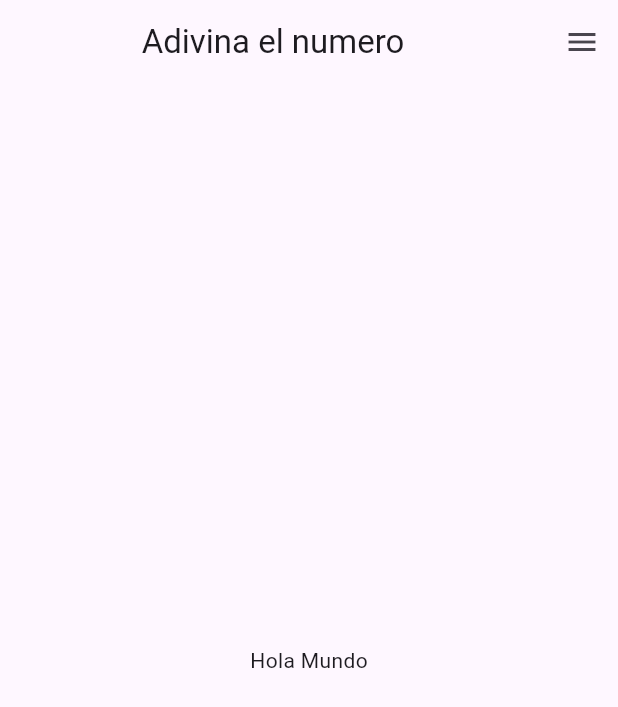
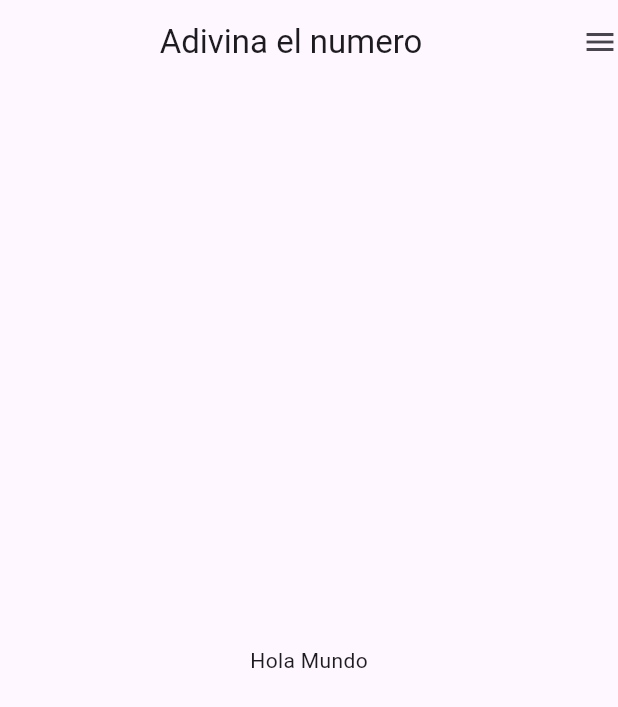
Before and after one commit to jean02dev/AdivinaElNumeroDesafio, a Flutter app: the screen it shows after launch, on a phone screen of 412 x 824 dp. Shown: the top 707 px of the screen. Run offline on Flutter 3.47's test engine with Material 3 defaults, Android fonts, the light colour scheme and no system bars.

Commit message:
correccion de error por incompatibilidad en las versiones de android studio y flutter. Misma estructura del proyecto

```diff
--- a/lib/main.dart
+++ b/lib/main.dart
@@ -1,5 +1,5 @@
+import 'package:desafio_adivina_el_numero/presentation/screens/home_screen.dart';
 import 'package:flutter/material.dart';
-import 'package:flutter_application_1/presentation/screens/home_screen.dart';
 
 void main() {
   runApp(const MyApp());
@@ -8,15 +8,16 @@
 class MyApp extends StatelessWidget {
   const MyApp({super.key});
 
+  // This widget is the root of your application.
   @override
   Widget build(BuildContext context) {
     return MaterialApp(
-      title: 'Adivina el numero ',
+      title: 'Adivina el numero',
       theme: ThemeData(
         colorScheme: ColorScheme.fromSeed(seedColor: Colors.deepPurple),
         useMaterial3: true,
       ),
-      home: const HomeScreen(),
+      home: HomeScreen(),
     );
   }
 }
--- a/lib/presentation/screens/game_screen.dart
+++ b/lib/presentation/screens/game_screen.dart
@@ -5,14 +5,8 @@ class GameScreen extends StatelessWidget {
 
   @override
   Widget build(BuildContext context) {
-    return const Column(
-      children: [
-        Expanded(
-          child: Center(
-            child: Text('Hola Mundo'),
-          ),
-        )
-      ],
+    return Column(
+      children: [Expanded(child: Center(child: Text('Hola Mundo')))],
     );
   }
 }
--- a/lib/presentation/screens/home_screen.dart
+++ b/lib/presentation/screens/home_screen.dart
@@ -1,5 +1,5 @@
+import 'package:desafio_adivina_el_numero/presentation/screens/game_screen.dart';
 import 'package:flutter/material.dart';
-import 'package:flutter_application_1/presentation/screens/game_screen.dart';
 
 class HomeScreen extends StatelessWidget {
   const HomeScreen({super.key});
@@ -8,15 +8,10 @@ class HomeScreen extends StatelessWidget {
   Widget build(BuildContext context) {
     return Scaffold(
       appBar: AppBar(
-        title: const Center(child: Text('Adivina el numero')),
-        actions: [
-          IconButton(
-            icon: const Icon(Icons.menu),
-            onPressed: () {},
-          )
-        ],
+        title: Center(child: Text('Adivina el numero')),
+        actions: [Icon(Icons.menu)],
       ),
-      body: const GameScreen(),
+      body: GameScreen(),
     );
   }
 }
```
Also changed, not shown: pubspec.yaml (+17 -10 lines), pubspec.lock, 36 other files.
